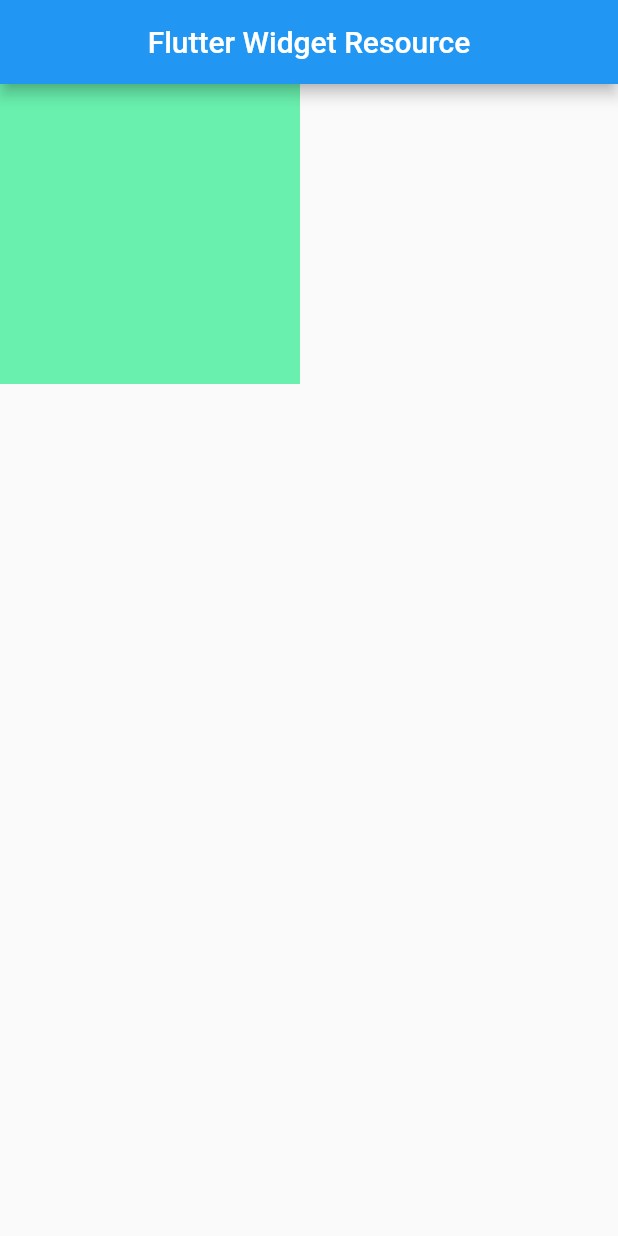
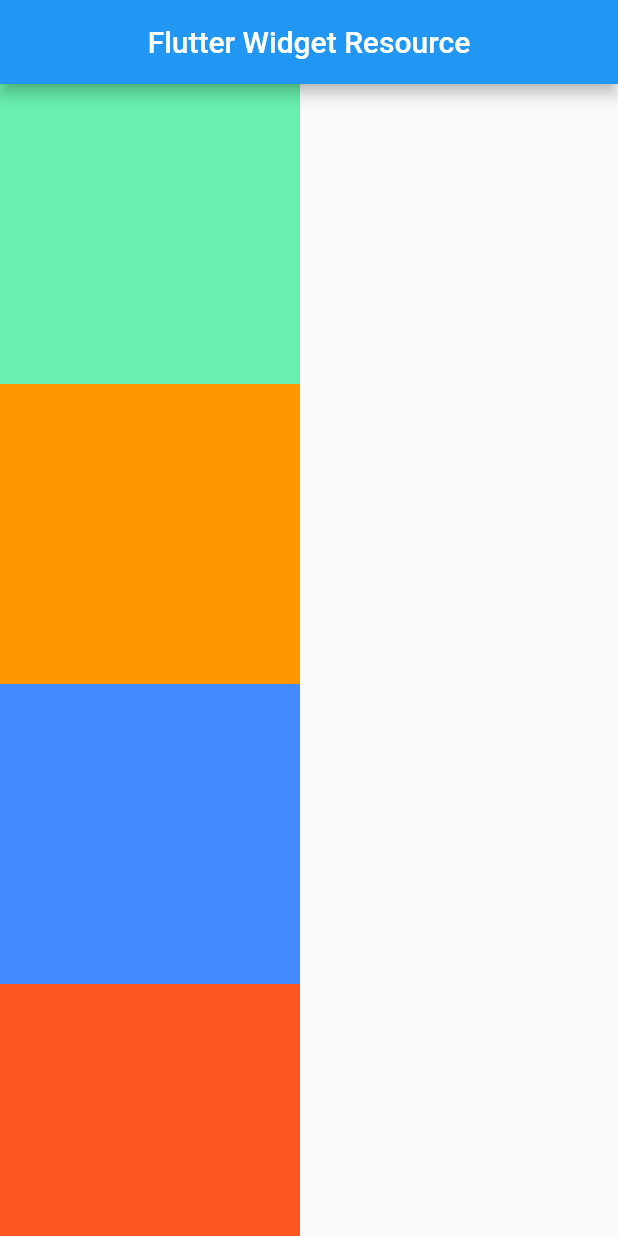
Before and after one commit to khalid063/Flutter-Widget-Resource, a Flutter app: the screen it shows after launch, on a phone screen of 412 x 824 dp. Run offline on Flutter 3.47's test engine with Material 2 defaults, Android fonts, the phone set to English and light mode, and no system bars.

Commit message:
ScrollView -> SingleChildScrollView

```diff
--- a/lib/main.dart
+++ b/lib/main.dart
@@ -32,16 +32,23 @@ class _HomeScreenState extends State<HomeScreen> {
         title: Text('Flutter Widget Resource'),
         centerTitle: true,
       ),
-      body: LayoutBuilder(
-        builder: (BuildContext context, BoxConstraints constraints){
-          if(constraints.maxWidth > 600){
-            return Container(height: 400, width: 400, color: Colors.greenAccent,);
-          }
-          else{
-            return Container(height: 200, width: 200, color: Colors.greenAccent,);
-          }
-        },
-      ),
+      body:  SingleChildScrollView(
+        scrollDirection: Axis.vertical,
+        //scrollDirection: Axis.horizontal,
+        child: Column(
+          mainAxisAlignment: MainAxisAlignment.center,
+          children: [
+            Container(height: 200, width: 200, color: Colors.greenAccent,),
+            Container(height: 200, width: 200, color: Colors.orange,),
+            Container(height: 200, width: 200, color: Colors.blueAccent,),
+            Container(height: 200, width: 200, color: Colors.deepOrange,),
+            Container(height: 200, width: 200, color: Colors.brown,),
+            Container(height: 200, width: 200, color: Colors.black,),
+            Container(height: 200, width: 200, color: Colors.amber,),
+            Container(height: 200, width: 200, color: Colors.deepPurple,),
+          ],
+        ),
+      )
     );
   }
 }
```
